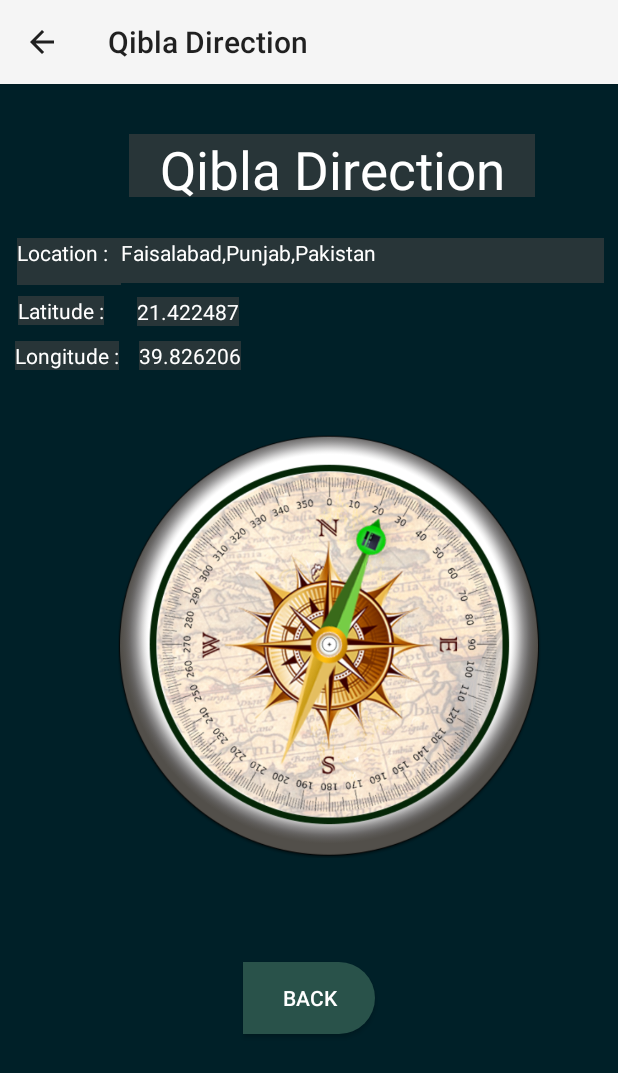
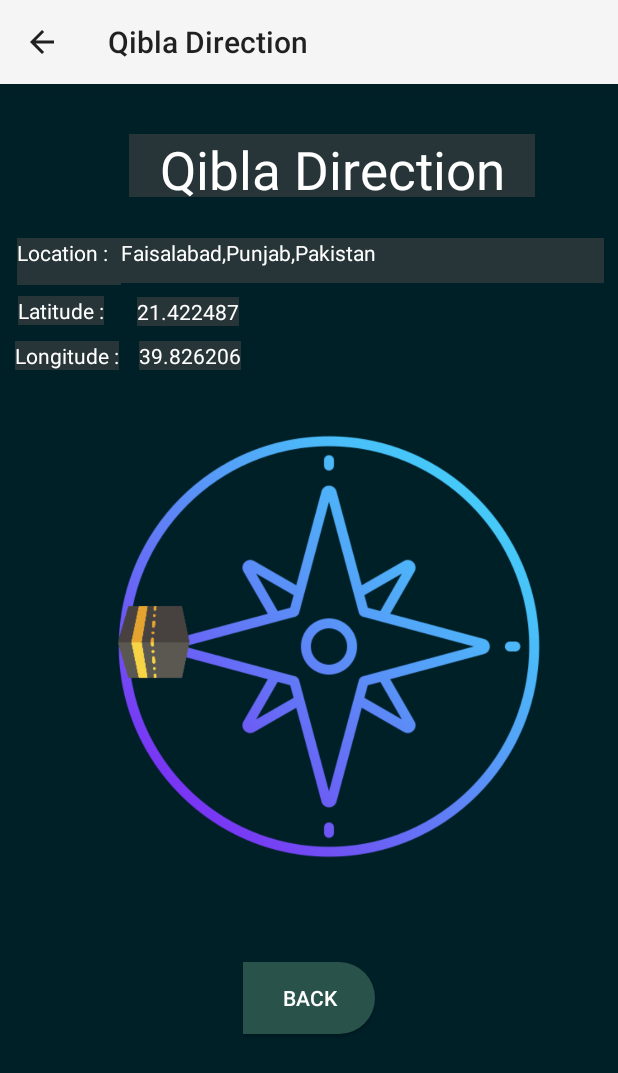
Before and after one commit to dannyz61/Prayer-Learner, an Android app: the QiblaDirection screen opened directly, with no data from a screen before it, on a phone screen of 412 x 824 dp. Shown: the top 1073 px of the screen. Run offline under Robolectric (Android 15) with nearby library versions, the phone set to English and light mode, and no system bars.

Commit message:
qibla bug fixed

```diff
--- a/app/src/main/java/com/example/prayerlearner1/QiblaDirection.java
+++ b/app/src/main/java/com/example/prayerlearner1/QiblaDirection.java
@@ -74,8 +74,8 @@ public class QiblaDirection extends AppCompatActivity implements SensorEventList
     @Override
     public void onSensorChanged(SensorEvent event) {
         int degree =Math.round(event.values[0]) ;
-        RotateAnimation animation=new RotateAnimation(-currentDegree-60,-degree,Animation.RELATIVE_TO_SELF, 0.5f,Animation.RELATIVE_TO_SELF, 0.5f);
-        animation.setDuration( 500) ;
+        RotateAnimation animation=new RotateAnimation(currentDegree,-degree,Animation.RELATIVE_TO_SELF, 0.5f,Animation.RELATIVE_TO_SELF, 0.5f);
+        animation.setDuration( 800) ;
         animation. setFillAfter( true) ;
         qibla_view.setAnimation (animation) ;
         currentDegree=-degree;
--- a/app/src/main/res/layout/activity_qibladirection.xml
+++ b/app/src/main/res/layout/activity_qibladirection.xml
@@ -45,7 +45,7 @@
         android:layout_centerHorizontal="true"
         android:layout_marginStart="57dp"
         android:layout_marginTop="234dp"
-        app:srcCompat="@drawable/qibla_compass" />
+        app:srcCompat="@drawable/qiblacompass" />
 
     <TextView
         android:id="@+id/textView2"
```
Also changed, not shown: app/src/main/res/drawable-v24/qiblacompass.png (added).
